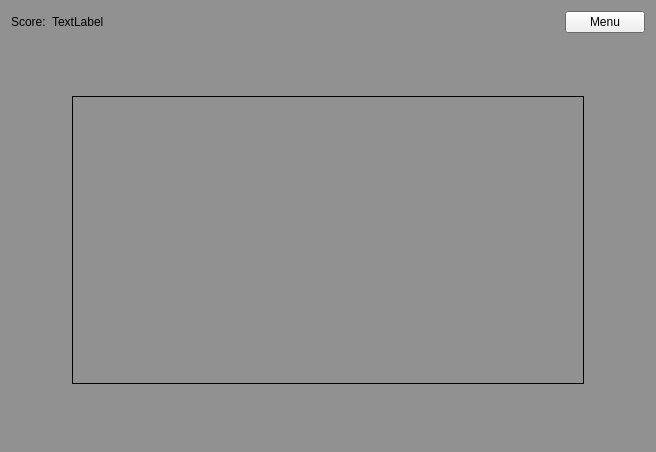
First picture: the form in code/wgt_pages/page_field.ui, repository fostfox/snake_game, before the edit.
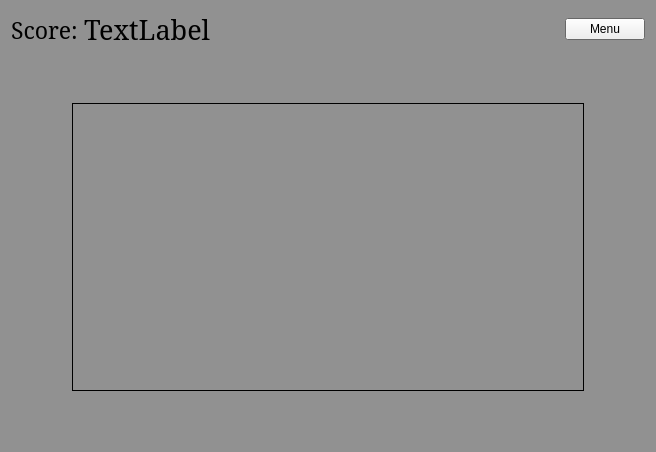
Second picture: the form after the edit.

The edit to the form file:
```diff
--- a/code/wgt_pages/page_field.ui
+++ b/code/wgt_pages/page_field.ui
@@ -85,6 +85,12 @@
     <layout class="QHBoxLayout" name="horizontalLayout">
      <item>
       <widget class="QLabel" name="label">
+       <property name="font">
+        <font>
+         <family>MS Serif</family>
+         <pointsize>17</pointsize>
+        </font>
+       </property>
        <property name="text">
         <string>Score:</string>
        </property>
@@ -92,6 +98,12 @@
      </item>
      <item>
       <widget class="QLabel" name="score">
+       <property name="font">
+        <font>
+         <family>MS Serif</family>
+         <pointsize>20</pointsize>
+        </font>
+       </property>
        <property name="text">
         <string>TextLabel</string>
        </property>
```
